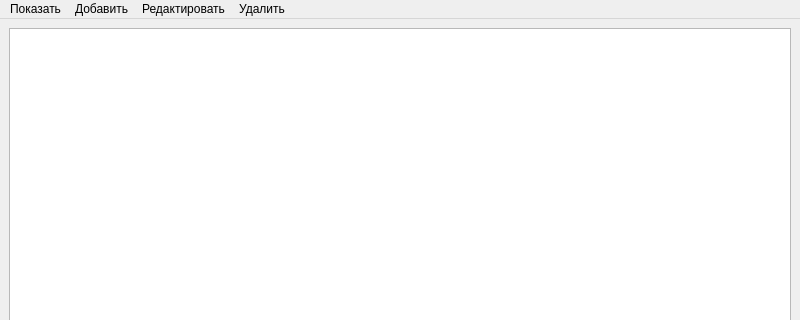
This is templates/main.ui in AleksandrPetkov/pyqt_app_accounting_store as Qt 5 draws it before an edit; both pictures show x 0 to 800 and y 0 to 320 of the 800 by 600 pixel window. The edited form follows.
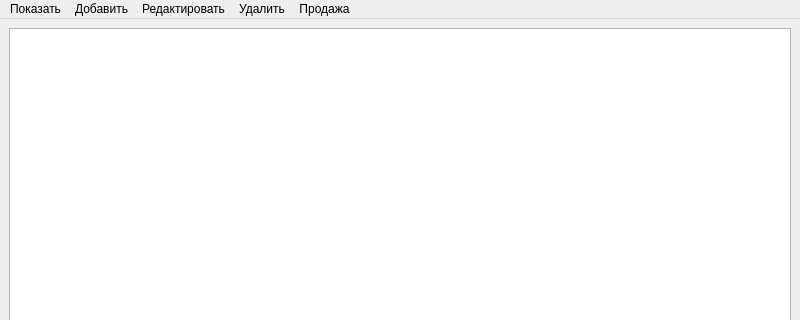
This is the edited form.

The edit to the form file:
```diff
--- a/templates/main.ui
+++ b/templates/main.ui
@@ -78,11 +78,20 @@
     <addaction name="delete_good"/>
     <addaction name="delete_oth_cost"/>
     <addaction name="delete_sell"/>
+    <addaction name="action_4"/>
+   </widget>
+   <widget class="QMenu" name="menu_4">
+    <property name="title">
+     <string>Продажа</string>
+    </property>
+    <addaction name="action"/>
+    <addaction name="action_2"/>
    </widget>
    <addaction name="menu"/>
    <addaction name="menu_2"/>
    <addaction name="menu_5"/>
    <addaction name="menu_6"/>
+   <addaction name="menu_4"/>
   </widget>
   <widget class="QStatusBar" name="statusbar"/>
   <action name="show_nomenclature">
```
Left out of the diff: 38 changed lines with no effect on the pictures.
